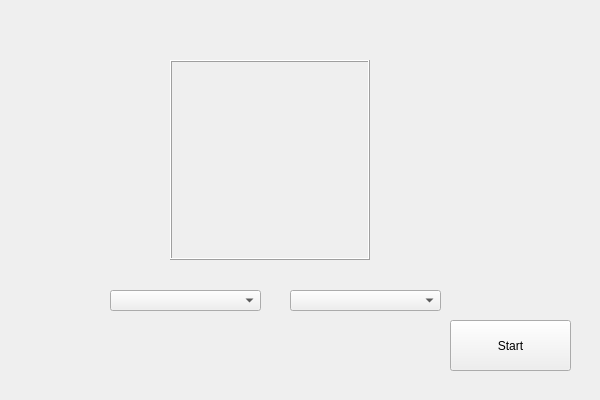
Before: the Qt Designer form ui/Menuwidget.ui in njdldkl666699/Melody, drawn with Qt 5.
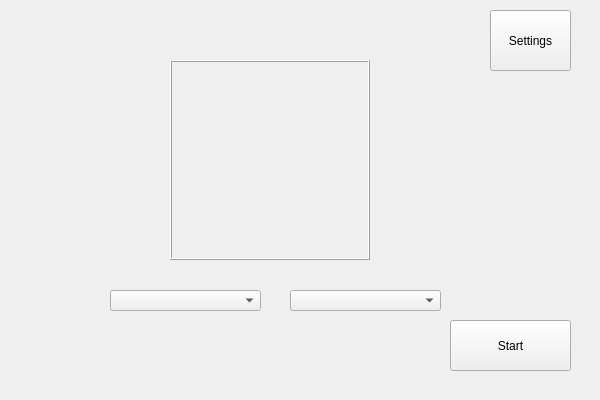
After: the same form once the commit is applied.

Patch:
```diff
--- a/ui/Menuwidget.ui
+++ b/ui/Menuwidget.ui
@@ -83,6 +83,19 @@
     <number>0</number>
    </property>
   </widget>
+  <widget class="QPushButton" name="pushButton_settings">
+   <property name="geometry">
+    <rect>
+     <x>490</x>
+     <y>10</y>
+     <width>81</width>
+     <height>61</height>
+    </rect>
+   </property>
+   <property name="text">
+    <string>Settings</string>
+   </property>
+  </widget>
  </widget>
  <layoutdefault spacing="6" margin="11"/>
  <resources/>
```
